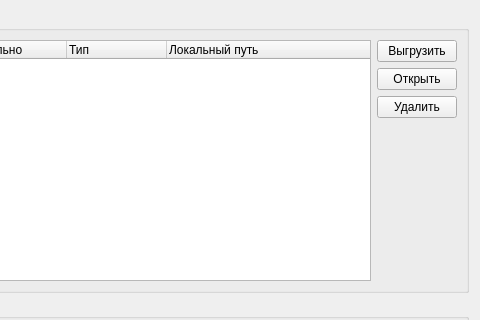
Qt form ddocclient/kksgui/ui/kksfile_widget.ui (YuriyRusinov/reper) before a commit; both pictures show x 257 to 737 and y 0 to 320 of the 737 by 429 pixel window.
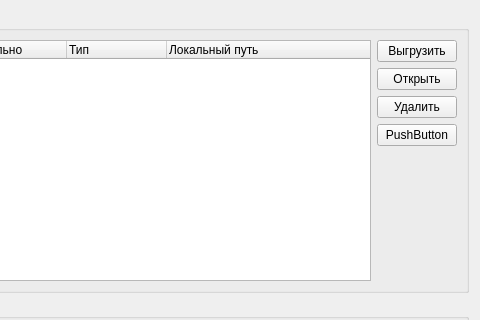
The same form after that commit. Icons and pictures are not drawn.

```diff
--- a/ddocclient/kksgui/ui/kksfile_widget.ui
+++ b/ddocclient/kksgui/ui/kksfile_widget.ui
@@ -114,6 +114,13 @@
           </property>
          </widget>
         </item>
+        <item>
+         <widget class="QPushButton" name="pbDigitalSignature">
+          <property name="text">
+           <string>PushButton</string>
+          </property>
+         </widget>
+        </item>
         <item>
          <spacer name="verticalSpacer">
           <property name="orientation">
```
